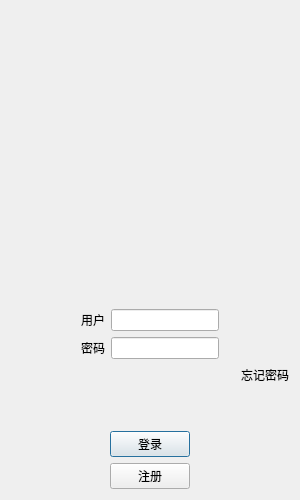
Old version of the form chat_app desktop/logindialog.ui in the repository Tindalos-ik/chat_app.
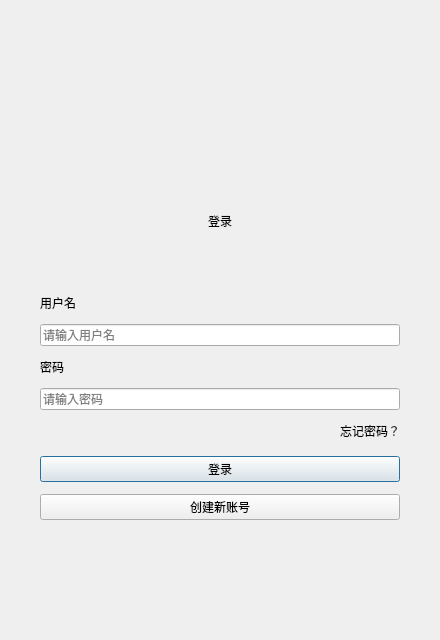
New version of the form. Custom widgets are drawn as their Qt base class.

The edit to the form file:
```diff
--- a/chat_app desktop/logindialog.ui
+++ b/chat_app desktop/logindialog.ui
@@ -2,291 +2,38 @@
 <ui version="4.0">
  <class>LoginDialog</class>
  <widget class="QDialog" name="LoginDialog">
-  <property name="geometry">
-   <rect>
-    <x>0</x>
-    <y>0</y>
-    <width>300</width>
-    <height>500</height>
-   </rect>
-  </property>
-  <property name="windowTitle">
-   <string>Dialog</string>
-  </property>
-  <layout class="QVBoxLayout" name="verticalLayout_2">
-   <item>
-    <spacer name="verticalSpacer">
-     <property name="orientation">
-      <enum>Qt::Orientation::Vertical</enum>
-     </property>
-     <property name="sizeHint" stdset="0">
-      <size>
-       <width>20</width>
-       <height>40</height>
-      </size>
-     </property>
-    </spacer>
-   </item>
-   <item>
-    <layout class="QHBoxLayout" name="horizontalLayout">
-     <item>
-      <widget class="QLabel" name="head_label">
-       <property name="sizePolicy">
-        <sizepolicy hsizetype="Fixed" vsizetype="Fixed">
-         <horstretch>0</horstretch>
-         <verstretch>0</verstretch>
-        </sizepolicy>
-       </property>
-       <property name="minimumSize">
-        <size>
-         <width>200</width>
-         <height>200</height>
-        </size>
-       </property>
-       <property name="font">
-        <font>
-         <pointsize>20</pointsize>
-        </font>
-       </property>
-       <property name="text">
-        <string/>
-       </property>
-       <property name="alignment">
-        <set>Qt::AlignmentFlag::AlignCenter</set>
-       </property>
-      </widget>
-     </item>
-    </layout>
-   </item>
-   <item>
-    <widget class="QLabel" name="err_tip">
-     <property name="minimumSize">
-      <size>
-       <width>0</width>
-       <height>30</height>
-      </size>
-     </property>
-     <property name="maximumSize">
-      <size>
-       <width>16777215</width>
-       <height>30</height>
-      </size>
-     </property>
-     <property name="text">
-      <string/>
-     </property>
-     <property name="alignment">
-      <set>Qt::AlignmentFlag::AlignCenter</set>
-     </property>
+  <property name="geometry"><rect><x>0</x><y>0</y><width>440</width><height>640</height></rect></property>
+  <property name="windowTitle"><string>登录</string></property>
+  <layout class="QVBoxLayout" name="root_layout">
+   <property name="spacing"><number>12</number></property>
+   <property name="leftMargin"><number>40</number></property>
+   <property name="topMargin"><number>32</number></property>
+   <property name="rightMargin"><number>40</number></property>
+   <property name="bottomMargin"><number>32</number></property>
+   <item><spacer name="top_space"><property name="orientation"><enum>Qt::Orientation::Vertical</enum></property><property name="sizeHint" stdset="0"><size><width>0</width><height>16</height></size></property></spacer></item>
+   <item alignment="Qt::AlignmentFlag::AlignHCenter">
+    <widget class="QLabel" name="head_label">
+     <property name="minimumSize"><size><width>80</width><height>80</height></size></property>
+     <property name="maximumSize"><size><width>80</width><height>80</height></size></property>
+     <property name="text"><string/></property>
+     <property name="alignment"><set>Qt::AlignmentFlag::AlignCenter</set></property>
     </widget>
    </item>
-   <item>
-    <layout class="QVBoxLayout" name="verticalLayout">
-     <item>
-      <layout class="QHBoxLayout" name="user_layout">
-       <item>
-        <spacer name="horizontalSpacer">
-         <property name="orientation">
-          <enum>Qt::Orientation::Horizontal</enum>
-         </property>
-         <property name="sizeHint" stdset="0">
-          <size>
-           <width>40</width>
-           <height>20</height>
-          </size>
-         </property>
-        </spacer>
-       </item>
-       <item>
-        <widget class="QLabel" name="user_label">
-         <property name="text">
-          <string>用户</string>
-         </property>
-        </widget>
-       </item>
-       <item>
-        <widget class="QLineEdit" name="user_edit"/>
-       </item>
-       <item>
-        <spacer name="horizontalSpacer_2">
-         <property name="orientation">
-          <enum>Qt::Orientation::Horizontal</enum>
-         </property>
-         <property name="sizeHint" stdset="0">
-          <size>
-           <width>40</width>
-           <height>20</height>
-          </size>
-         </property>
-        </spacer>
-       </item>
-      </layout>
-     </item>
-     <item>
-      <layout class="QHBoxLayout" name="pwd_layout">
-       <item>
-        <spacer name="horizontalSpacer_3">
-         <property name="orientation">
-          <enum>Qt::Orientation::Horizontal</enum>
-         </property>
-         <property name="sizeHint" stdset="0">
-          <size>
-           <width>40</width>
-           <height>20</height>
-          </size>
-         </property>
-        </spacer>
-       </item>
-       <item>
-        <widget class="QLabel" name="pwd_label">
-         <property name="text">
-          <string>密码</string>
-         </property>
-        </widget>
-       </item>
-       <item>
-        <widget class="QLineEdit" name="pwd_edit"/>
-       </item>
-       <item>
-        <spacer name="horizontalSpacer_4">
-         <property name="orientation">
-          <enum>Qt::Orientation::Horizontal</enum>
-         </property>
-         <property name="sizeHint" stdset="0">
-          <size>
-           <width>40</width>
-           <height>20</height>
-          </size>
-         </property>
-        </spacer>
-       </item>
-      </layout>
-     </item>
-     <item>
-      <layout class="QHBoxLayout" name="forget_pwd_layout">
-       <item>
-        <spacer name="horizontalSpacer_5">
-         <property name="orientation">
-          <enum>Qt::Orientation::Horizontal</enum>
-         </property>
-         <property name="sizeHint" stdset="0">
-          <size>
-           <width>40</width>
-           <height>20</height>
-          </size>
-         </property>
-        </spacer>
-       </item>
-       <item>
-        <widget class="ClickedLabel" name="forget_pwd_label">
-         <property name="text">
-          <string>忘记密码</string>
-         </property>
-        </widget>
-       </item>
-      </layout>
-     </item>
-     <item>
-      <spacer name="verticalSpacer_2">
-       <property name="orientation">
-        <enum>Qt::Orientation::Vertical</enum>
-       </property>
-       <property name="sizeType">
-        <enum>QSizePolicy::Policy::Fixed</enum>
-       </property>
-       <property name="sizeHint" stdset="0">
-        <size>
-         <width>20</width>
-         <height>40</height>
-        </size>
-       </property>
-      </spacer>
-     </item>
-     <item>
-      <layout class="QHBoxLayout" name="login_layout">
-       <item>
-        <spacer name="horizontalSpacer_6">
-         <property name="orientation">
-          <enum>Qt::Orientation::Horizontal</enum>
-         </property>
-         <property name="sizeHint" stdset="0">
-          <size>
-           <width>40</width>
-           <height>20</height>
-          </size>
-         </property>
-        </spacer>
-       </item>
-       <item>
-        <widget class="QPushButton" name="login_btn">
-         <property name="text">
-          <string>登录</string>
-         </property>
-        </widget>
-       </item>
-       <item>
-        <spacer name="horizontalSpacer_7">
-         <property name="orientation">
-          <enum>Qt::Orientation::Horizontal</enum>
-         </property>
-         <property name="sizeHint" stdset="0">
-          <size>
-           <width>40</width>
-           <height>20</height>
-          </size>
-         </property>
-        </spacer>
-       </item>
-      </layout>
-     </item>
-     <item>
-      <layout class="QHBoxLayout" name="reg_layout">
-       <item>
-        <spacer name="horizontalSpacer_9">
-         <property name="orientation">
-          <enum>Qt::Orientation::Horizontal</enum>
-         </property>
-         <property name="sizeHint" stdset="0">
-          <size>
-           <width>40</width>
-           <height>20</height>
-          </size>
-         </property>
-        </spacer>
-       </item>
-       <item>
-        <widget class="QPushButton" name="reg_btn">
-         <property name="text">
-          <string>注册</string>
-         </property>
-        </widget>
-       </item>
-       <item>
-        <spacer name="horizontalSpacer_8">
-         <property name="orientation">
-          <enum>Qt::Orientation::Horizontal</enum>
-         </property>
-         <property name="sizeHint" stdset="0">
-          <size>
-           <width>40</width>
-           <height>20</height>
-          </size>
-         </property>
-        </spacer>
-       </item>
-      </layout>
-     </item>
-    </layout>
-   </item>
+   <item><widget class="QLabel" name="auth_title"><property name="text"><string>登录</string></property><property name="alignment"><set>Qt::AlignmentFlag::AlignCenter</set></property></widget></item>
+   <item><widget class="QLabel" name="err_tip"><property name="minimumSize"><size><width>0</width><height>40</height></size></property><property name="text"><string/></property><property name="wordWrap"><bool>true</bool></property><property name="alignment"><set>Qt::AlignmentFlag::AlignCenter</set></property></widget></item>
+   <item><widget class="QLabel" name="user_label"><property name="text"><string>用户名</string></property><property name="buddy"><cstring>user_edit</cstring></property></widget></item>
+   <item><widget class="QLineEdit" name="user_edit"><property name="placeholderText"><string>请输入用户名</string></property><property name="clearButtonEnabled"><bool>true</bool></property></widget></item>
+   <item><widget class="QLabel" name="pwd_label"><property name="text"><string>密码</string></property><property name="buddy"><cstring>pwd_edit</cstring></property></widget></item>
+   <item><widget class="QLineEdit" name="pwd_edit"><property name="placeholderText"><string>请输入密码</string></property><property name="echoMode"><enum>QLineEdit::EchoMode::Password</enum></property></widget></item>
+   <item alignment="Qt::AlignmentFlag::AlignRight"><widget class="ClickedLabel" name="forget_pwd_label"><property name="cursor"><cursorShape>PointingHandCursor</cursorShape></property><property name="text"><string>忘记密码？</string></property></widget></item>
+   <item><spacer name="form_space"><property name="orientation"><enum>Qt::Orientation::Vertical</enum></property><property name="sizeType"><enum>QSizePolicy::Policy::Fixed</enum></property><property name="sizeHint" stdset="0"><size><width>0</width><height>4</height></size></property></spacer></item>
+   <item><widget class="QPushButton" name="login_btn"><property name="text"><string>登录</string></property><property name="default"><bool>true</bool></property></widget></item>
+   <item><widget class="QPushButton" name="reg_btn"><property name="text"><string>创建新账号</string></property></widget></item>
+   <item><spacer name="bottom_space"><property name="orientation"><enum>Qt::Orientation::Vertical</enum></property><property name="sizeHint" stdset="0"><size><width>0</width><height>16</height></size></property></spacer></item>
   </layout>
  </widget>
- <customwidgets>
-  <customwidget>
-   <class>ClickedLabel</class>
-   <extends>QLabel</extends>
-   <header>clickedlabel.h</header>
-  </customwidget>
- </customwidgets>
+ <customwidgets><customwidget><class>ClickedLabel</class><extends>QLabel</extends><header>clickedlabel.h</header></customwidget></customwidgets>
+ <tabstops><tabstop>user_edit</tabstop><tabstop>pwd_edit</tabstop><tabstop>login_btn</tabstop><tabstop>reg_btn</tabstop></tabstops>
  <resources/>
  <connections/>
 </ui>
```
